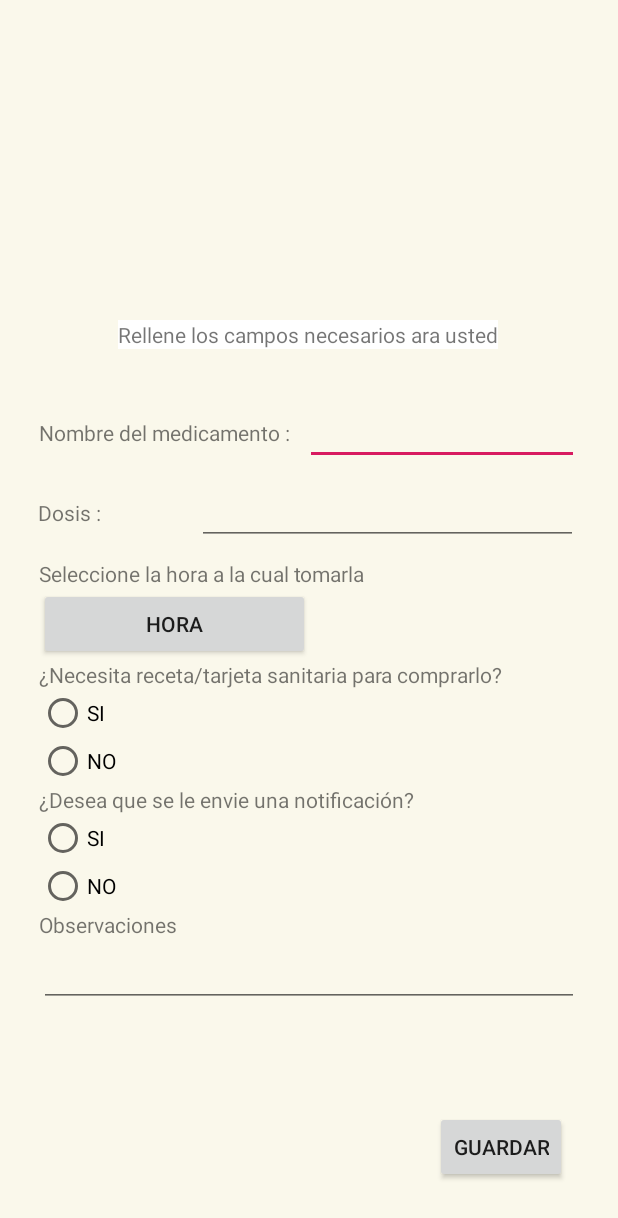
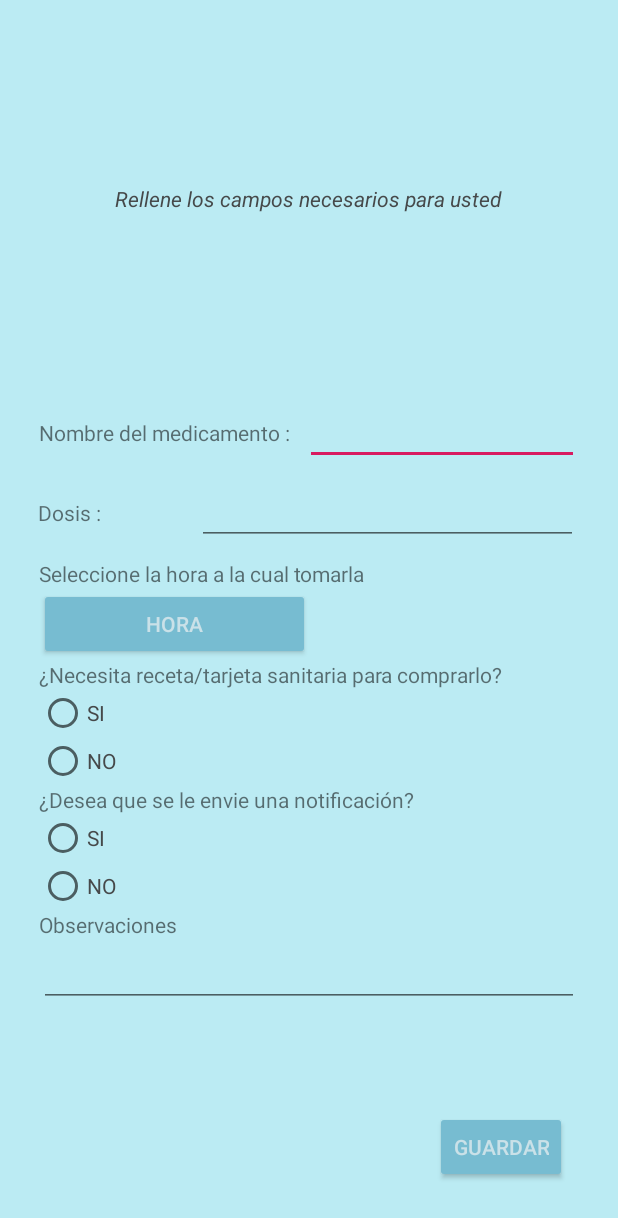
Before and after one commit to sandra916/TeCuido, an Android app: the AddInfoActivity screen opened directly, with no data from a screen before it, on a phone screen of 412 x 824 dp. Shown: the top 1218 px of the screen. Run offline under Robolectric (Android 15) with nearby library versions, the phone set to English and light mode, and no system bars.

Commit message:
Cambios de diseño

```diff
--- a/app/src/main/res/layout/activity_add_info.xml
+++ b/app/src/main/res/layout/activity_add_info.xml
@@ -4,7 +4,7 @@
     xmlns:tools="http://schemas.android.com/tools"
     android:layout_width="match_parent"
     android:layout_height="match_parent"
-    android:background="@color/white"
+    android:background="#BBEBF3"
     tools:context=".activity.AddInfoActivity">
 
     <TextView
@@ -12,14 +12,17 @@
         android:layout_width="wrap_content"
         android:layout_height="wrap_content"
         android:layout_marginStart="75dp"
+        android:layout_marginTop="32dp"
         android:layout_marginEnd="76dp"
         android:layout_marginBottom="32dp"
-        android:background="@android:color/white"
         android:text="@string/rellenar"
+        android:textColor="#46494A"
+        android:textStyle="italic"
         app:layout_constraintBottom_toTopOf="@+id/linearLayout2"
         app:layout_constraintEnd_toEndOf="parent"
         app:layout_constraintHorizontal_bias="0.428"
-        app:layout_constraintStart_toStartOf="parent" />
+        app:layout_constraintStart_toStartOf="parent"
+        app:layout_constraintTop_toTopOf="parent" />
 
     <LinearLayout
         android:id="@+id/linearLayout2"
@@ -79,6 +82,8 @@
                 android:layout_width="2dp"
                 android:layout_height="wrap_content"
                 android:layout_weight="1"
+                android:backgroundTint="#77BCD1"
+                android:textColor="#CAE1E8"
                 android:onClick="hora"
                 android:text="Hora" />
 
@@ -104,13 +109,15 @@
                 android:id="@+id/rbSi"
                 android:layout_width="wrap_content"
                 android:layout_height="wrap_content"
-                android:text="SI" />
+                android:text="SI"
+                android:textColor="#46494A"/>
 
             <RadioButton
                 android:id="@+id/rbNo"
                 android:layout_width="wrap_content"
                 android:layout_height="wrap_content"
-                android:text="NO" />
+                android:text="NO"
+                android:textColor="#46494A"/>
 
         </RadioGroup>
 
@@ -129,13 +136,15 @@
                 android:id="@+id/rbNotificacionS"
                 android:layout_width="wrap_content"
                 android:layout_height="wrap_content"
-                android:text="SI" />
+                android:text="SI"
+                android:textColor="#46494A"/>
 
             <RadioButton
                 android:id="@+id/rbNotificacionN"
                 android:layout_width="wrap_content"
                 android:layout_height="wrap_content"
-                android:text="NO" />
+                android:text="NO"
+                android:textColor="#46494A"/>
         </RadioGroup>
 
         <TextView
@@ -163,6 +172,8 @@
         android:layout_marginBottom="35dp"
         android:onClick="guardar"
         android:text="Guardar"
+        android:backgroundTint="#77BCD1"
+        android:textColor="#CAE1E8"
         app:layout_constraintBottom_toBottomOf="parent"
         app:layout_constraintEnd_toEndOf="parent"
         app:layout_constraintStart_toStartOf="parent" />
--- a/app/src/main/res/layout/aseo_fragment.xml
+++ b/app/src/main/res/layout/aseo_fragment.xml
@@ -67,6 +67,7 @@ no necesito de ninguna crema ni tratamiento espeacial"
         android:layout_width="wrap_content"
         android:layout_height="wrap_content"
         android:layout_gravity="bottom|end"
+        android:backgroundTint="#77BCD1"
         android:layout_marginTop="98dp"/>
 
 </LinearLayout>
--- a/app/src/main/res/layout/medicacion_fragment.xml
+++ b/app/src/main/res/layout/medicacion_fragment.xml
@@ -20,6 +20,7 @@
         android:layout_width="wrap_content"
         android:layout_height="wrap_content"
         android:layout_margin="@dimen/fab_margin"
+        android:backgroundTint="#77BCD1"
         app:layout_constraintBottom_toBottomOf="parent"
         app:layout_constraintRight_toRightOf="parent"
         app:srcCompat="@android:drawable/ic_input_add" />
--- a/app/src/main/res/layout/toolbar_layout.xml
+++ b/app/src/main/res/layout/toolbar_layout.xml
@@ -4,7 +4,7 @@
     android:id="@+id/toolbar"
     android:layout_width="match_parent"
     android:layout_height="wrap_content"
-    android:background="@color/colorPrimaryDark">
+    android:background="#0E7999">
 
     <TextView
         android:id="@+id/toolbar_title"
--- a/app/src/main/res/values/strings.xml
+++ b/app/src/main/res/values/strings.xml
@@ -3,7 +3,7 @@
     <string name="tvList">Elija la lista que desee visualizar o editar</string>
     <string name="title_activity_medicacion">Medicación</string>
     <string name="title_activity_farmacia">Farmacia</string>
-    <string name="rellenar">Rellene los campos necesarios ara usted</string>
+    <string name="rellenar">Rellene los campos necesarios para usted</string>
     <string name="tvmedicacion">Nombre del medicamento :</string>
     <string name="dosis">Dosis :</string>
     <string name="hora">Seleccione la hora a la cual tomarla</string>
```
Also changed, not shown: app/src/main/res/drawable/bg_round.xml (added, +8 -0 lines), app/src/main/res/layout/login_activity.xml (+7 -1 lines), app/src/main/res/layout/registro_activity.xml (+13 -3 lines).
